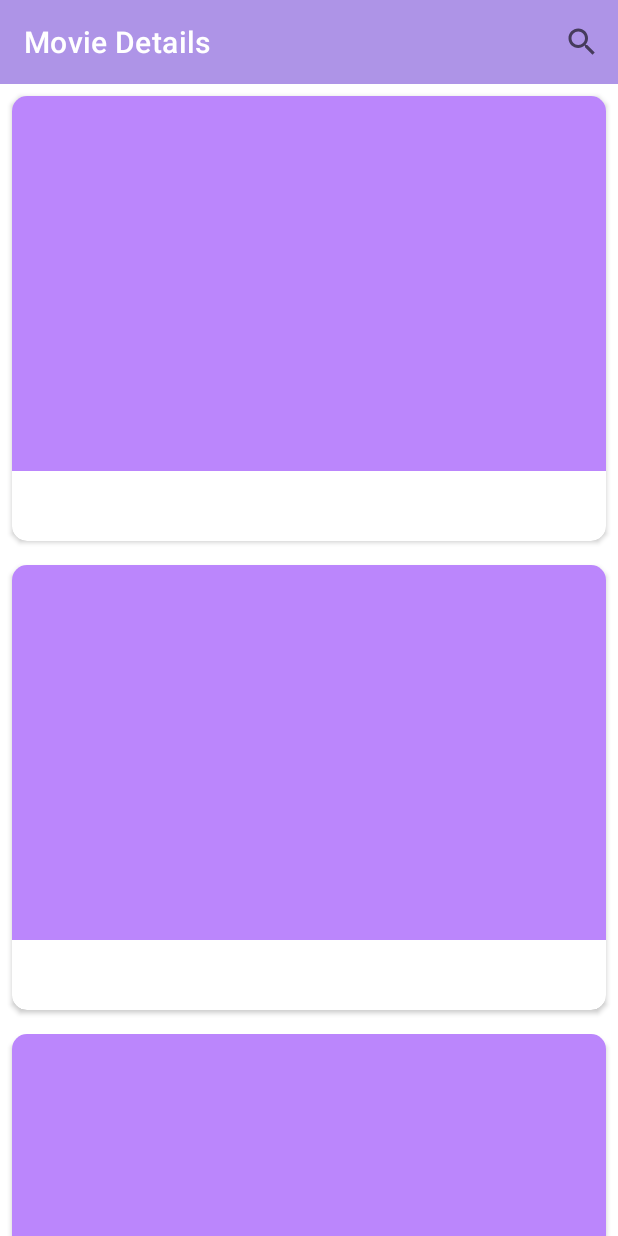
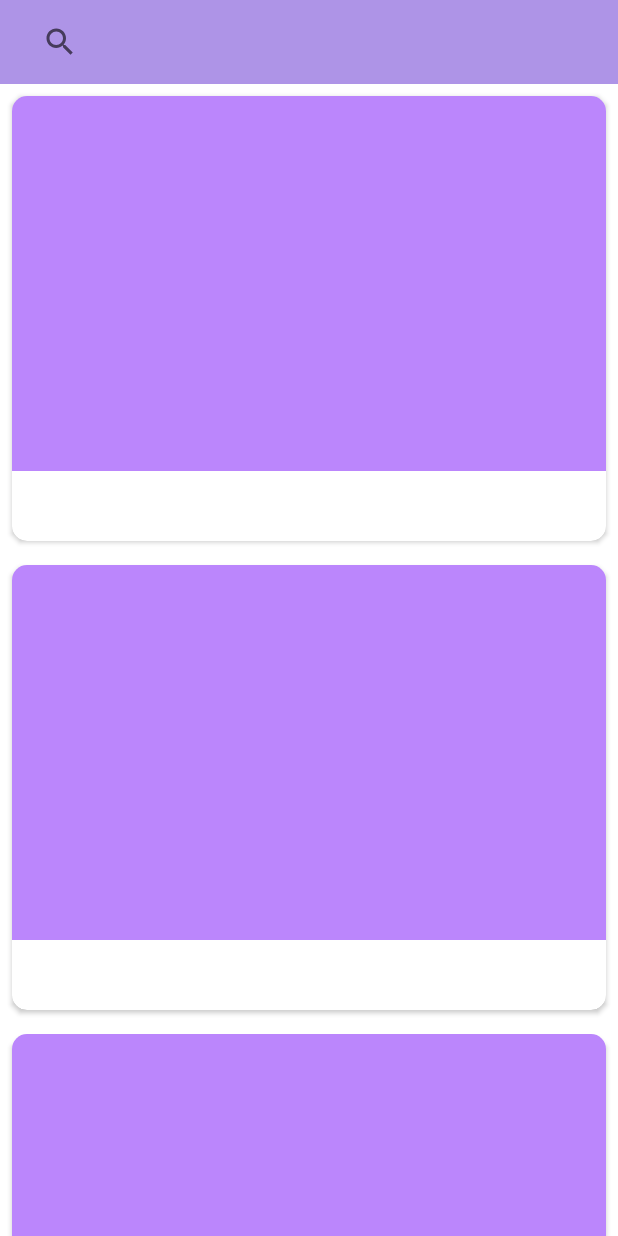
Before and after one commit to mahdiandrovo/MovieMood, an Android app: the layout fragment_movie.xml on its own in the app's theme, with its tools: preview values and no code run, on a phone screen of 412 x 824 dp. Run offline under Robolectric (Android 15) with nearby library versions, the phone set to English and light mode, and no system bars.

Commit message:
movie search updated

```diff
--- a/app/src/main/java/com/drovo/moviemood/ui/movie/MovieFragment.kt
+++ b/app/src/main/java/com/drovo/moviemood/ui/movie/MovieFragment.kt
@@ -48,7 +48,10 @@ class MovieFragment : Fragment() {
             }
 
             override fun onQueryTextChange(newText: String?): Boolean {
-                return false
+                newText?.let {
+                    viewModel.setQuery(it)
+                }
+                return true
             }
         })
 
--- a/app/src/main/res/layout/fragment_movie.xml
+++ b/app/src/main/res/layout/fragment_movie.xml
@@ -18,13 +18,13 @@
             android:layout_width="match_parent"
             android:layout_height="wrap_content"
             android:background="#AE94E7"
-            app:title="Movie Details"
             app:titleTextColor="@color/white">
 
             <androidx.appcompat.widget.SearchView
                 android:id="@+id/movie_search"
                 style="@style/Widget.AppCompat.SearchView"
-                android:layout_width="wrap_content"
+                app:queryHint="Search..."
+                android:layout_width="match_parent"
                 android:layout_height="wrap_content"
                 android:layout_gravity="end" />
 
--- a/build.gradle
+++ b/build.gradle
@@ -5,8 +5,8 @@ buildscript {
     }
 }
 plugins {
-    id 'com.android.application' version '7.3.0' apply false
-    id 'com.android.library' version '7.3.0' apply false
+    id 'com.android.application' version '7.4.1' apply false
+    id 'com.android.library' version '7.4.1' apply false
     id 'org.jetbrains.kotlin.android' version '1.7.10' apply false
     id("com.google.dagger.hilt.android") version "2.44" apply false
 }
```
Also changed, not shown: gradle/wrapper/gradle-wrapper.properties.
